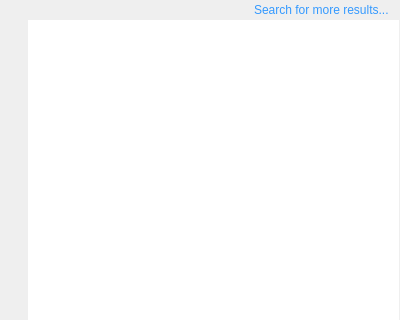
Qt form code/MiamPlayer/searchdialog.ui (MBach/Miam-Player) before a commit; both pictures show x 0 to 400 and y 0 to 320 of the 400 by 480 pixel window.
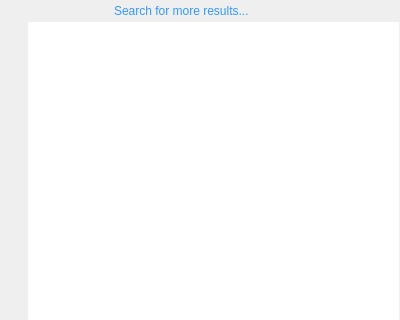
The same form after that commit. Icons and pictures are not drawn.

```diff
--- a/code/MiamPlayer/searchdialog.ui
+++ b/code/MiamPlayer/searchdialog.ui
@@ -10,6 +10,12 @@
     <height>480</height>
    </rect>
   </property>
+  <property name="sizePolicy">
+   <sizepolicy hsizetype="Preferred" vsizetype="Preferred">
+    <horstretch>0</horstretch>
+    <verstretch>0</verstretch>
+   </sizepolicy>
+  </property>
   <property name="windowTitle">
    <string>Form</string>
   </property>
@@ -30,9 +36,12 @@
     <number>1</number>
    </property>
    <item>
-    <layout class="QHBoxLayout" name="horizontalLayout_4">
+    <layout class="QHBoxLayout" name="hl_searchMore">
+     <property name="spacing">
+      <number>0</number>
+     </property>
      <property name="rightMargin">
-      <number>10</number>
+      <number>4</number>
      </property>
      <item>
       <spacer name="horizontalSpacer">
@@ -41,7 +50,7 @@
        </property>
        <property name="sizeHint" stdset="0">
         <size>
-         <width>40</width>
+         <width>1</width>
          <height>20</height>
         </size>
        </property>
@@ -85,6 +94,33 @@
        </property>
       </widget>
      </item>
+     <item>
+      <spacer name="hs_right_searchMore">
+       <property name="orientation">
+        <enum>Qt::Horizontal</enum>
+       </property>
+       <property name="sizeHint" stdset="0">
+        <size>
+         <width>1</width>
+         <height>20</height>
+        </size>
+       </property>
+      </spacer>
+     </item>
+     <item>
+      <widget class="QPushButton" name="closeButton">
+       <property name="text">
+        <string/>
+       </property>
+       <property name="icon">
+        <iconset resource="mp.qrc">
+         <normaloff>:/icons/win/closeTabsHover</normaloff>:/icons/win/closeTabsHover</iconset>
+       </property>
+       <property name="flat">
+        <bool>true</bool>
+       </property>
+      </widget>
+     </item>
     </layout>
    </item>
    <item>
@@ -133,6 +169,15 @@
        <property name="verticalScrollBarPolicy">
         <enum>Qt::ScrollBarAlwaysOff</enum>
        </property>
+       <property name="horizontalScrollBarPolicy">
+        <enum>Qt::ScrollBarAlwaysOff</enum>
+       </property>
+       <property name="sizeAdjustPolicy">
+        <enum>QAbstractScrollArea::AdjustToContents</enum>
+       </property>
+       <property name="resizeMode">
+        <enum>QListView::Adjust</enum>
+       </property>
       </widget>
      </item>
     </layout>
@@ -183,6 +228,15 @@
        <property name="verticalScrollBarPolicy">
         <enum>Qt::ScrollBarAlwaysOff</enum>
        </property>
+       <property name="horizontalScrollBarPolicy">
+        <enum>Qt::ScrollBarAlwaysOff</enum>
+       </property>
+       <property name="sizeAdjustPolicy">
+        <enum>QAbstractScrollArea::AdjustToContents</enum>
+       </property>
+       <property name="resizeMode">
+        <enum>QListView::Adjust</enum>
+       </property>
       </widget>
      </item>
     </layout>
@@ -233,6 +287,15 @@
        <property name="verticalScrollBarPolicy">
         <enum>Qt::ScrollBarAlwaysOff</enum>
        </property>
+       <property name="horizontalScrollBarPolicy">
+        <enum>Qt::ScrollBarAlwaysOff</enum>
+       </property>
+       <property name="sizeAdjustPolicy">
+        <enum>QAbstractScrollArea::AdjustToContents</enum>
+       </property>
+       <property name="resizeMode">
+        <enum>QListView::Adjust</enum>
+       </property>
       </widget>
      </item>
     </layout>
```
Left out of the diff: 2 changed lines with no effect on the pictures.
